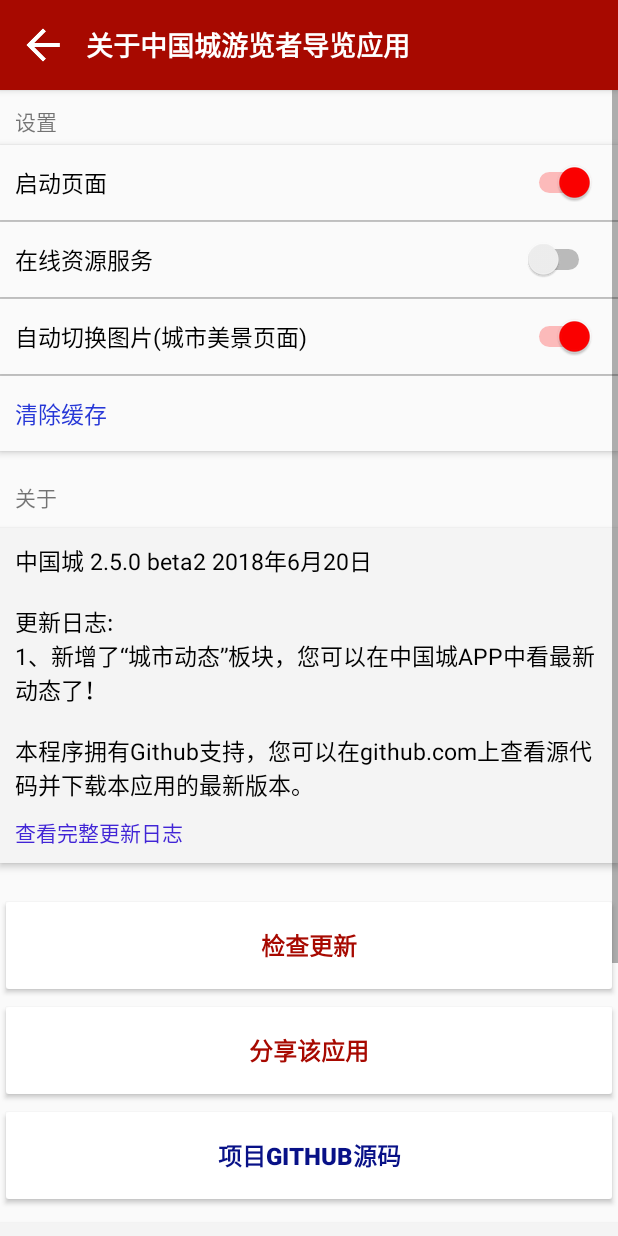
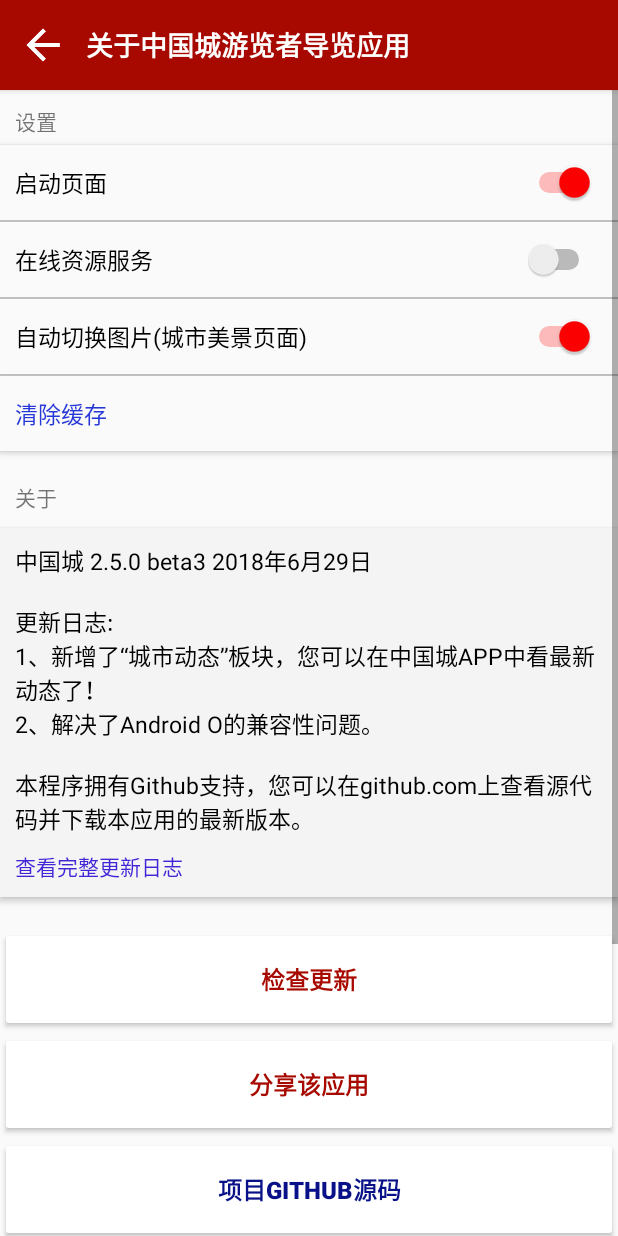
Before and after one commit to xiez22/ChinaCity, an Android app: the screen it shows after launch (AboutActivity), after a tap on "设置与关于", on a phone screen of 412 x 824 dp. Run offline under Robolectric (Android 15) with nearby library versions, the phone set to English and light mode, and no system bars; libraries missing offline, so code that uses them is left out: net.sf.json.

```diff
--- a/app/build.gradle
+++ b/app/build.gradle
@@ -8,8 +8,8 @@ android {
         applicationId "com.China.ChinaCity"
         minSdkVersion 14
         targetSdkVersion 23
-        versionCode 15
-        versionName "2.5.0 beta2"
+        versionCode 16
+        versionName "2.5.0 beta3"
     }
     buildTypes {
         release {
--- a/app/src/main/AndroidManifest.xml
+++ b/app/src/main/AndroidManifest.xml
@@ -83,4 +83,5 @@
 <uses-permission android:name="android.permission.ACCESS_NETWORK_STATE"/>
 <uses-permission android:name="android.permission.ACCESS_WIFI_STATE"/>
 <uses-permission android:name="android.permission.WRITE_EXTERNAL_STORAGE"/>
+	<uses-permission android:name="android.permission.VIBRATE"/>
 </manifest>
--- a/app/src/main/java/com/China/ChinaCity/MainActivity.java
+++ b/app/src/main/java/com/China/ChinaCity/MainActivity.java
@@ -10,6 +10,9 @@ import android.view.animation.*;
 import java.util.*;
 import android.*;
 import com.China.ChinaCity.Tool.*;
+import android.support.v4.app.ActivityCompat;
+import android.support.v4.content.*;
+import android.content.pm.*;
 
 public class MainActivity extends Activity
 {
@@ -27,6 +30,8 @@ public class MainActivity extends Activity
         setContentView(R.layout.main);
 
 		//Request
+		requestPower();
+
 		SharedPreferences sp1= getSharedPreferences("temp", Activity.MODE_PRIVATE);
 		int result1 = sp1.getInt("request",0);//Internet Request
 		if(result1==0)
@@ -239,6 +244,20 @@ public class MainActivity extends Activity
 		}
 	};
 
+	//Save me PLZ!!!!
+	public void requestPower() {
+		//判断是否已经赋予权限
+        if (ContextCompat.checkSelfPermission(this,Manifest.permission.WRITE_EXTERNAL_STORAGE)!= PackageManager.PERMISSION_GRANTED) {
+			//如果应用之前请求过此权限但用户拒绝了请求，此方法将返回 true。
+            if (ActivityCompat.shouldShowRequestPermissionRationale(this,
+																	Manifest.permission.WRITE_EXTERNAL_STORAGE)) {//这里可以写个对话框之类的项向用户解释为什么要申请权限，并在对话框的确认键后续再次申请权限
+            } else {
+				//申请权限，字符串数组内是一个或多个要申请的权限，1是申请权限结果的返回参数，在onRequestPermissionsResult可以得知申请结果
+                ActivityCompat.requestPermissions(this,new String[]{Manifest.permission.WRITE_EXTERNAL_STORAGE,}, 1);
+            }
+        }
+    }
+
     Handler handler= new Handler() {
 		public void handleMessage(Message msg)
 		{
--- a/app/src/main/java/com/China/ChinaCity/NewsActivity.java
+++ b/app/src/main/java/com/China/ChinaCity/NewsActivity.java
@@ -145,6 +145,11 @@ public class NewsActivity extends Activity
 							intent.putExtra("t1", myobject.getString("title"));
 							intent.putExtra("t2", "日期:" + myobject.getString("date") + "\n类别:" + myobject.getString("kind"));
 							intent.putExtra("t3", myobject.getString("content"));
+
+							//Duang......
+							Vibrator vibrator = (Vibrator)NewsActivity.this.getSystemService(NewsActivity.this.VIBRATOR_SERVICE);
+							vibrator.vibrate(6);
+
 						    startActivity(intent);
 						}
 					});
--- a/app/src/main/java/com/China/ChinaCity/SubListActivity.java
+++ b/app/src/main/java/com/China/ChinaCity/SubListActivity.java
@@ -83,7 +83,7 @@ public class SubListActivity extends Activity
 					TextView textView3=(TextView)findViewById(R.id.sublistTextView3);
 
 					textView1.setText(Integer.toString(yyf)+"号线");
-					textView2.setText(Integer.toString(yyf)+"号线的运行区间为"+linesearch.destination[yyf][0]+"至"+linesearch.destination[yyf][1]);
+					textView2.setText(Integer.toString(yyf)+"号线分为"+linesearch.destination[yyf][0]+"方向和"+linesearch.destination[yyf][1]+"方向");
 					textView3.setText("以下是该线路的车站列表，点击车站可查看详情:");
 
 					//设置表
--- a/app/src/main/res/layout/subabout.xml
+++ b/app/src/main/res/layout/subabout.xml
@@ -230,7 +230,7 @@
 				<TextView
 					android:layout_height="wrap_content"
 					android:layout_width="match_parent"
-					android:text="中国城 2.5.0 beta2 2018年6月20日\n\n更新日志:\n1、新增了“城市动态”板块，您可以在中国城APP中看最新动态了！\n\n本程序拥有Github支持，您可以在github.com上查看源代码并下载本应用的最新版本。"
+					android:text="中国城 2.5.0 beta3 2018年6月29日\n\n更新日志:\n1、新增了“城市动态”板块，您可以在中国城APP中看最新动态了！\n2、解决了Android O的兼容性问题。\n\n本程序拥有Github支持，您可以在github.com上查看源代码并下载本应用的最新版本。"
 					android:textSize="15sp"
 					android:textColor="#000000"
 					android:paddingLeft="10dp"
--- a/app/src/main/res/values/strings.xml
+++ b/app/src/main/res/values/strings.xml
@@ -4,6 +4,6 @@
     <string name="app_name">中国城</string>
     <string name="hello_world">（c）2017中国城人民政府 版权所有</string>
 	<string name="sub3text1">%1$s</string>
-	<string name="version">2.5.0 beta2</string>
+	<string name="version">2.5.0 beta3</string>
 
 </resources>
```
Also changed, not shown: app/libs/android-support-v4.jar (added), 200 other files.
